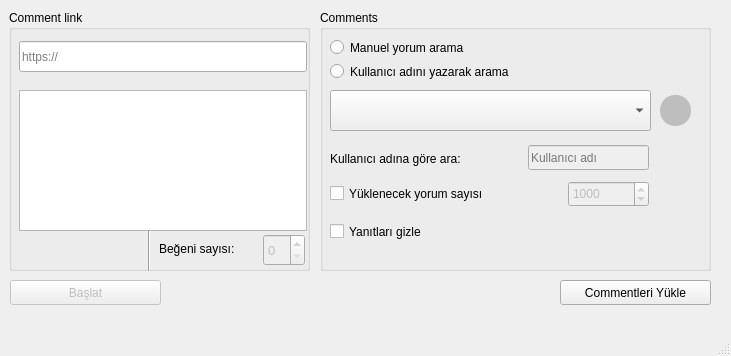
The window that ui/main.ui (ramo828/instagram-comment-liker) describes before a commit, drawn with Qt 5.
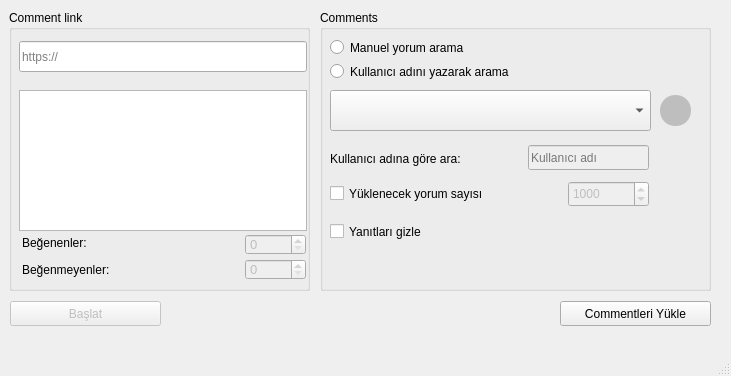
The same window after the commit.

Commit message: add accounts txt

Diff of the .ui file:
```diff
--- a/ui/main.ui
+++ b/ui/main.ui
@@ -7,7 +7,7 @@
     <x>0</x>
     <y>0</y>
     <width>731</width>
-    <height>356</height>
+    <height>376</height>
    </rect>
   </property>
   <property name="windowTitle">
@@ -20,7 +20,7 @@
       <x>320</x>
       <y>10</y>
       <width>391</width>
-      <height>261</height>
+      <height>281</height>
      </rect>
     </property>
     <property name="title">
@@ -189,7 +189,7 @@
     <property name="geometry">
      <rect>
       <x>560</x>
-      <y>280</y>
+      <y>301</y>
       <width>151</width>
       <height>25</height>
      </rect>
@@ -204,7 +204,7 @@
       <x>9</x>
       <y>10</y>
       <width>301</width>
-      <height>261</height>
+      <height>281</height>
      </rect>
     </property>
     <property name="title">
@@ -245,10 +245,10 @@
      </property>
      <property name="geometry">
       <rect>
-       <x>254</x>
+       <x>236</x>
        <y>224</y>
-       <width>42</width>
-       <height>32</height>
+       <width>61</width>
+       <height>21</height>
       </rect>
      </property>
      <property name="font">
@@ -256,31 +256,55 @@
        <pointsize>10</pointsize>
       </font>
      </property>
+     <property name="maximum">
+      <number>9999</number>
+     </property>
     </widget>
     <widget class="QLabel" name="label_2">
      <property name="geometry">
       <rect>
-       <x>150</x>
-       <y>230</y>
-       <width>91</width>
+       <x>13</x>
+       <y>224</y>
+       <width>131</width>
        <height>17</height>
       </rect>
      </property>
      <property name="text">
-      <string>Beğeni sayısı: </string>
+      <string>Beğenenler: </string>
      </property>
     </widget>
-    <widget class="Line" name="line">
+    <widget class="QSpinBox" name="error_count">
+     <property name="enabled">
+      <bool>false</bool>
+     </property>
      <property name="geometry">
       <rect>
-       <x>130</x>
-       <y>220</y>
-       <width>20</width>
-       <height>41</height>
+       <x>236</x>
+       <y>249</y>
+       <width>61</width>
+       <height>21</height>
       </rect>
      </property>
-     <property name="orientation">
-      <enum>Qt::Vertical</enum>
+     <property name="font">
+      <font>
+       <pointsize>10</pointsize>
+      </font>
+     </property>
+     <property name="maximum">
+      <number>9999</number>
+     </property>
+    </widget>
+    <widget class="QLabel" name="label_3">
+     <property name="geometry">
+      <rect>
+       <x>13</x>
+       <y>251</y>
+       <width>131</width>
+       <height>17</height>
+      </rect>
+     </property>
+     <property name="text">
+      <string>Beğenmeyenler:</string>
      </property>
     </widget>
    </widget>
@@ -291,7 +315,7 @@
     <property name="geometry">
      <rect>
       <x>10</x>
-      <y>280</y>
+      <y>301</y>
       <width>151</width>
       <height>25</height>
      </rect>
```
The commit also changes 1 other file.
